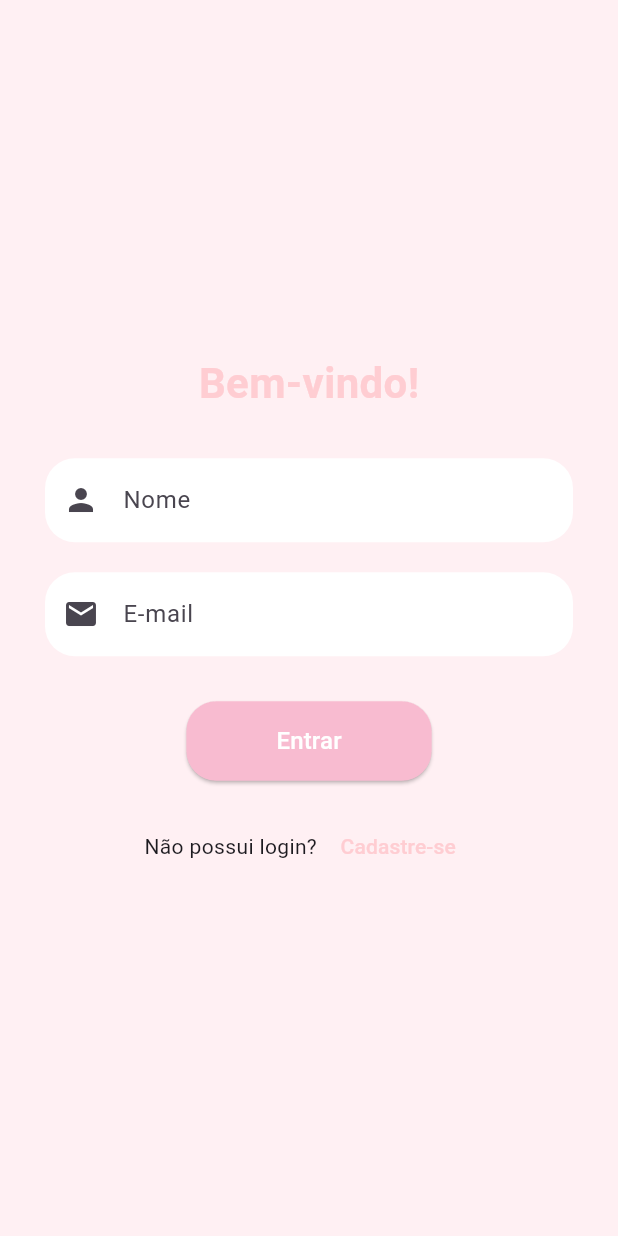
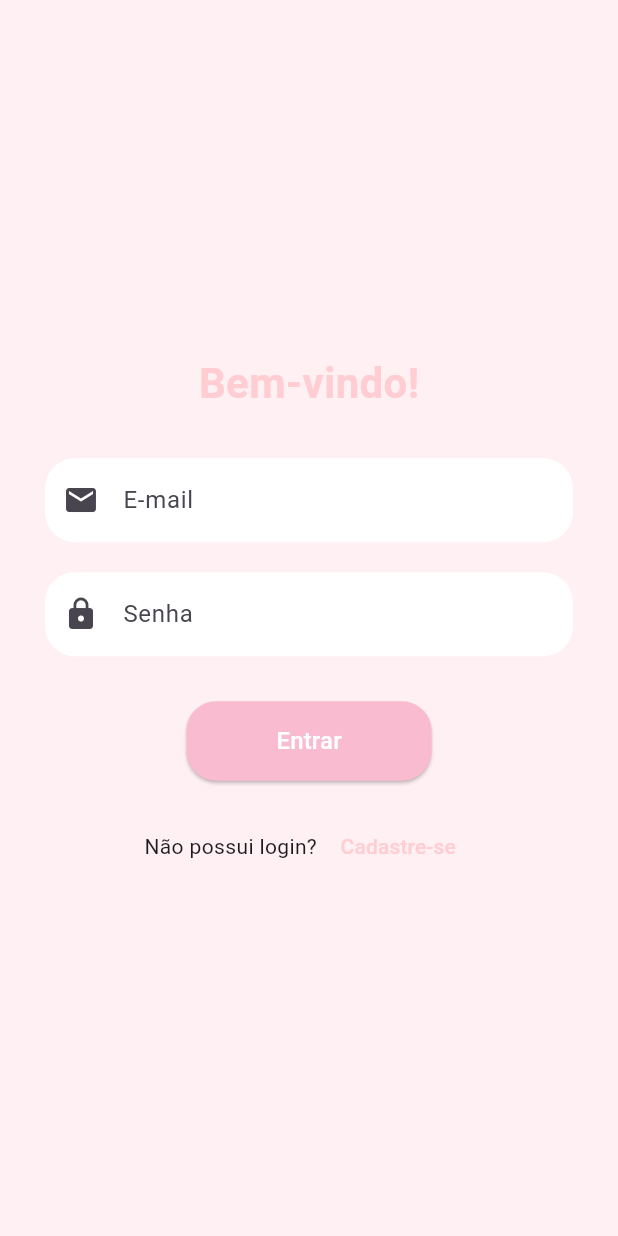
Before and after one commit to 1asm1n/fala-comigo-app, a Flutter app: the screen it shows after launch, after a tap on "Entrar", on a phone screen of 412 x 824 dp. Run offline on Flutter 3.47's test engine with Material 3 defaults, Android fonts, the phone set to English and light mode, and no system bars; our stand-ins replace cloud_firestore, firebase_auth, firebase_core, stacked, stacked_services, stacked_shared; accounts and stored records are empty; network calls fail.

Commit message:
Integração da home (tela de listagem de chats) com o banco de dados firebase

```diff
--- a/lib/app/app.dart
+++ b/lib/app/app.dart
@@ -6,6 +6,7 @@ import 'package:stacked/stacked_annotations.dart';
 import 'package:stacked_services/stacked_services.dart';
 import 'package:fala_comigo_app/ui/views/login/login_view.dart';
 import 'package:fala_comigo_app/ui/views/cadastro/cadastro_view.dart';
+import 'package:fala_comigo_app/ui/views/chat/chat_view.dart';
 // @stacked-import
 
 @StackedApp(
@@ -14,6 +15,7 @@ import 'package:fala_comigo_app/ui/views/cadastro/cadastro_view.dart';
     MaterialRoute(page: StartupView),
     MaterialRoute(page: LoginView),
     MaterialRoute(page: CadastroView),
+    MaterialRoute(page: ChatView),
 // @stacked-route
   ],
   dependencies: [
--- a/lib/ui/views/cadastro/cadastro_viewmodel.dart
+++ b/lib/ui/views/cadastro/cadastro_viewmodel.dart
@@ -1,3 +1,4 @@
+import 'package:cloud_firestore/cloud_firestore.dart';
 import 'package:fala_comigo_app/app/app.locator.dart';
 import 'package:fala_comigo_app/app/app.router.dart';
 import 'package:firebase_auth/firebase_auth.dart';
@@ -6,15 +7,16 @@ import 'package:stacked/stacked.dart';
 import 'package:stacked_services/stacked_services.dart';
 
 class CadastroViewModel extends BaseViewModel {
+  final _navigationService = locator<NavigationService>();
+
+  // Controllers para pegar as infos do teclado
+  TextEditingController nomeController = TextEditingController();
   TextEditingController emailController = TextEditingController();
-  TextEditingController passwordController =
-      TextEditingController(); //pegando os campos email e senha com controllers
-  String nome = '';
-  String email = '';
-  String senha = '';
+  TextEditingController passwordController = TextEditingController();
+  TextEditingController idadeController = TextEditingController();
+
   int idade = 0;
   bool menorDeIdade = false;
-  final _navigationService = locator<NavigationService>();
 
   void setIdade(String value) {
     final intValue = int.tryParse(value) ?? 0;
@@ -27,10 +29,23 @@ class CadastroViewModel extends BaseViewModel {
     try {
       final credential =
           await FirebaseAuth.instance.createUserWithEmailAndPassword(
-        email: emailController
-            .text, //pegando o conteudo do campo do email com o .text
+        email: emailController.text.trim(),
         password: passwordController.text,
       );
+
+      // Salvar dados no Firestore
+      await FirebaseFirestore.instance
+          .collection('users')
+          .doc(credential.user!.uid)
+          .set({
+        'nome': nomeController.text.trim(),
+        'email': emailController.text.trim(),
+        'idade': idade,
+        'menorDeIdade': menorDeIdade,
+        'avatarUrl':
+            'https://api.dicebear.com/7.x/initials/svg?seed=${nomeController.text.trim().replaceAll(' ', '+')}',
+      });
+
       _navigationService.replaceWithHomeView();
     } on FirebaseAuthException catch (e) {
       if (e.code == 'weak-password') {
@@ -42,4 +57,13 @@ class CadastroViewModel extends BaseViewModel {
       print(e);
     }
   }
+
+  @override
+  void dispose() {
+    nomeController.dispose();
+    emailController.dispose();
+    passwordController.dispose();
+    idadeController.dispose();
+    super.dispose();
+  }
 }
--- /dev/null
+++ b/lib/ui/views/chat/chat_view.dart
@@ -0,0 +1,29 @@
+import 'package:flutter/material.dart';
+import 'package:stacked/stacked.dart';
+
+import 'chat_viewmodel.dart';
+
+class ChatView extends StackedView<ChatViewModel> {
+  const ChatView({Key? key}) : super(key: key);
+
+  @override
+  Widget builder(
+    BuildContext context,
+    ChatViewModel viewModel,
+    Widget? child,
+  ) {
+    return Scaffold(
+      backgroundColor: Theme.of(context).colorScheme.background,
+      body: Container(
+        padding: const EdgeInsets.only(left: 25.0, right: 25.0),
+        child: const Center(child: Text("ChatView")),
+      ),
+    );
+  }
+
+  @override
+  ChatViewModel viewModelBuilder(
+    BuildContext context,
+  ) =>
+      ChatViewModel();
+}
--- /dev/null
+++ b/lib/ui/views/chat/chat_viewmodel.dart
@@ -0,0 +1,3 @@
+import 'package:stacked/stacked.dart';
+
+class ChatViewModel extends BaseViewModel {}
--- a/lib/ui/views/login/login_view.dart
+++ b/lib/ui/views/login/login_view.dart
@@ -35,19 +35,8 @@ class LoginView extends StackedView<LoginViewModel> {
               ),
               const SizedBox(height: 30),
               TextField(
-                decoration: InputDecoration(
-                  hintText: 'Nome',
-                  filled: true,
-                  fillColor: Colors.white,
-                  prefixIcon: const Icon(Icons.person),
-                  border: OutlineInputBorder(
-                    borderRadius: BorderRadius.circular(20),
-                    borderSide: BorderSide.none,
-                  ),
-                ),
-              ),
-              const SizedBox(height: 20),
-              TextField(
+                controller: viewModel
+                    .emailController, // verificando o email com um controller
                 decoration: InputDecoration(
                   hintText: 'E-mail',
                   filled: true,
@@ -59,9 +48,26 @@ class LoginView extends StackedView<LoginViewModel> {
                   ),
                 ),
               ),
+              const SizedBox(height: 20),
+              TextField(
+                controller: viewModel
+                    .passwordController, // verificando a senha com um controller
+                obscureText: true,
+                decoration: InputDecoration(
+                  hintText: 'Senha',
+                  filled: true,
+                  fillColor: Colors.white,
+                  prefixIcon: const Icon(Icons.lock),
+                  border: OutlineInputBorder(
+                    borderRadius: BorderRadius.circular(20),
+                    borderSide: BorderSide.none,
+                  ),
+                ),
+              ),
               const SizedBox(height: 30),
               ElevatedButton(
-                onPressed: () {},
+                onPressed: viewModel
+                    .login, // chamando o emtodoo de login na hora de apertar o botao
                 style: ElevatedButton.styleFrom(
                   backgroundColor: accentColor,
                   shape: RoundedRectangleBorder(
--- a/lib/ui/views/login/login_viewmodel.dart
+++ b/lib/ui/views/login/login_viewmodel.dart
@@ -1,3 +1,33 @@
+import 'package:firebase_auth/firebase_auth.dart';
+import 'package:flutter/material.dart';
 import 'package:stacked/stacked.dart';
+import 'package:stacked_services/stacked_services.dart';
+import 'package:fala_comigo_app/app/app.locator.dart';
+import 'package:fala_comigo_app/app/app.router.dart';
 
-class LoginViewModel extends BaseViewModel {}
+class LoginViewModel extends BaseViewModel {
+  final _navigationService = locator<NavigationService>();
+
+  TextEditingController emailController = TextEditingController();
+  TextEditingController passwordController = TextEditingController();
+
+  Future<void> login() async {
+    try {
+      final credential = await FirebaseAuth.instance.signInWithEmailAndPassword(
+        email: emailController.text.trim(),
+        password: passwordController.text,
+      );
+      _navigationService.replaceWithHomeView();
+    } on FirebaseAuthException catch (e) {
+      if (e.code == 'user-not-found') {
+        print('Nenhum usuário encontrado com esse e-mail.');
+      } else if (e.code == 'wrong-password') {
+        print('Senha incorreta.');
+      } else {
+        print('Erro de autenticação: ${e.code}');
+      }
+    } catch (e) {
+      print('Erro geral: $e');
+    }
+  }
+}
--- a/pubspec.yaml
+++ b/pubspec.yaml
@@ -7,6 +7,7 @@ environment:
   sdk: '>=3.0.3 <4.0.0'
 
 dependencies:
+  cloud_firestore: ^5.6.6
   firebase_auth: ^5.5.2
   firebase_core: ^3.13.0
   flutter:
```
Also changed, not shown: lib/app/app.router.dart (+49 -7 lines), lib/ui/views/cadastro/cadastro_view.dart (+7 -12 lines), lib/ui/views/home/home_view.dart (+72 -44 lines), lib/ui/views/home/home_viewmodel.dart (+26 -24 lines), pubspec.lock, 2 other files.
